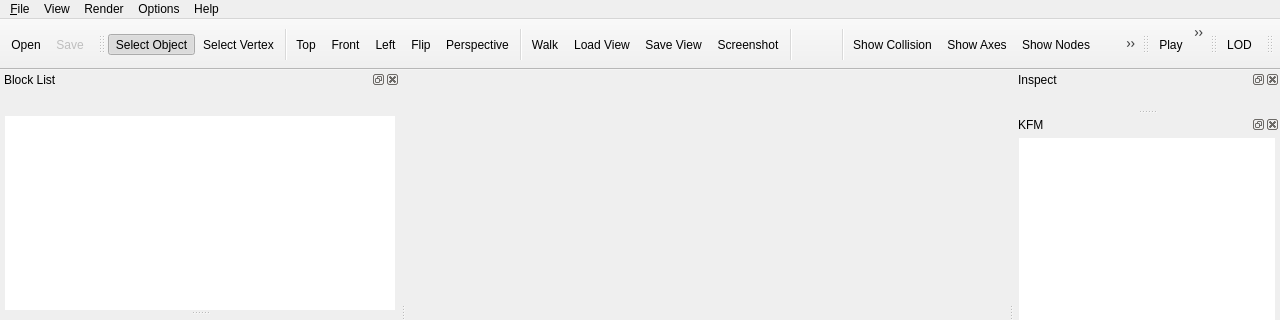
Relos1436/nifskope-R, file src/ui/nifskope.ui: the form before one commit; both pictures show x 0 to 1280 and y 0 to 320 of the 1280 by 800 pixel window.
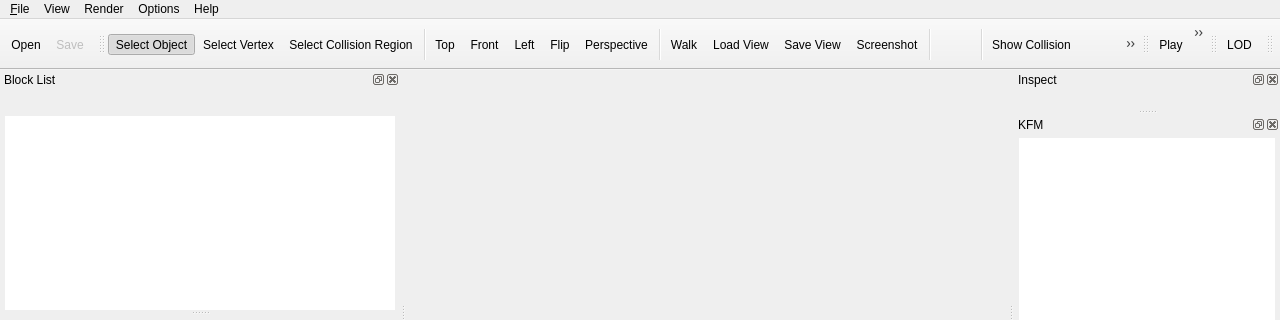
The form after the commit. Icons and pictures are not drawn. Custom widgets are drawn as their Qt base class.

Commit message: ALPHA 12: paint a region of a mesh and build one hull from it

Diff of the .ui file:
```diff
--- a/src/ui/nifskope.ui
+++ b/src/ui/nifskope.ui
@@ -69,6 +69,7 @@
    </attribute>
    <addaction name="aSelectObject"/>
    <addaction name="aSelectVertex"/>
+   <addaction name="aSelectRegion"/>
    <addaction name="separator"/>
    <addaction name="aViewTop"/>
    <addaction name="aViewFront"/>
@@ -1983,6 +1984,17 @@
     <string>Select Vertex</string>
    </property>
   </action>
+  <action name="aSelectRegion">
+   <property name="checkable">
+    <bool>true</bool>
+   </property>
+   <property name="text">
+    <string>Select Collision Region</string>
+   </property>
+   <property name="toolTip">
+    <string>Paint a region of a mesh to build a collision hull from (drag to paint, Ctrl+drag to erase, B to grow, [ and ] for brush size)</string>
+   </property>
+  </action>
   <action name="aDoSkinning">
    <property name="checkable">
     <bool>true</bool>
```
The commit also changes 13 other files.
